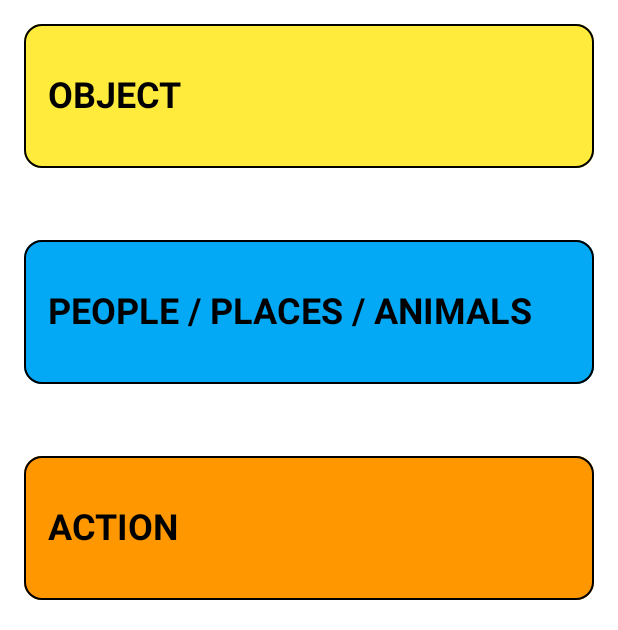
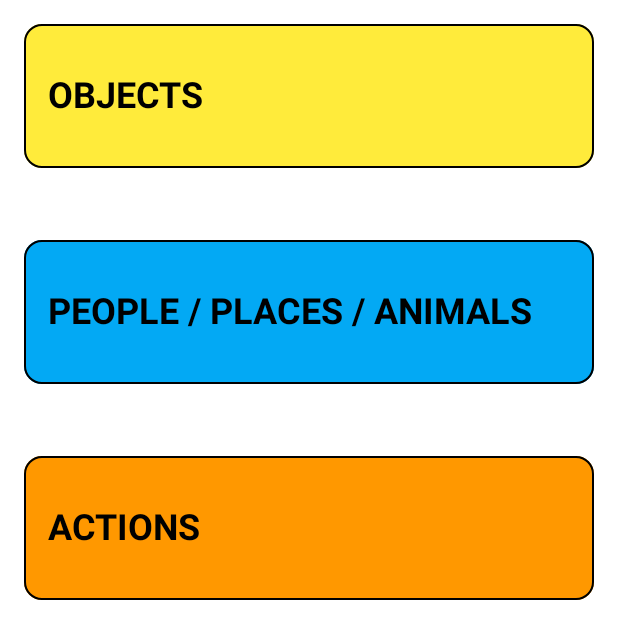
Before and after one commit to bkoruznjak/pictionairre, an Android app built with Jetpack Compose: the screen it shows after launch (MainActivity), on a phone screen of 412 x 824 dp. Shown: the top 630 px of the screen. Run offline under Robolectric (Android 15) with nearby library versions, the phone set to English and light mode, and no system bars.

Commit message:
Implement data store for objects

```diff
--- a/app/src/main/java/hr/flowable/pictionairre/CategoryOverview.kt
+++ b/app/src/main/java/hr/flowable/pictionairre/CategoryOverview.kt
@@ -19,7 +19,6 @@ import androidx.compose.material.Text
 import androidx.compose.runtime.Composable
 import androidx.compose.ui.Alignment
 import androidx.compose.ui.Modifier
-import androidx.compose.ui.draw.clip
 import androidx.compose.ui.graphics.Color
 import androidx.compose.ui.res.stringResource
 import androidx.compose.ui.text.TextStyle
@@ -103,7 +102,8 @@ fun CategoryOverview(
     onClick = { onEvent(Event.GoButtonClicked(category = state.category)) },
     modifier = Modifier
       .fillMaxWidth()
-      .height(56.dp)
+      .height(56.dp),
+    enabled = state.selectedWord.isNotBlank()
   ) {
     Text(
       stringResource(id = R.string.button_go),
--- a/app/src/main/java/hr/flowable/pictionairre/Data.kt
+++ b/app/src/main/java/hr/flowable/pictionairre/Data.kt
@@ -2,7 +2,7 @@ package hr.flowable.pictionairre
 
 object Data {
 
-  val YellowTerms = listOf(
+  val YellowTerms = setOf(
     "Guitar",
     "Bicycle",
     "Umbrella",
--- a/app/src/main/java/hr/flowable/pictionairre/MainActivity.kt
+++ b/app/src/main/java/hr/flowable/pictionairre/MainActivity.kt
@@ -17,6 +17,8 @@ import kotlinx.coroutines.flow.onEach
 class MainActivity : AppCompatActivity() {
 
   private var state: State by mutableStateOf(State(screen = Screen.Home()))
+
+  private val dataStore: DataStore by lazy { PictApp.dataStore }
 
   @Deprecated("Deprecated in Java")
   override fun onBackPressed() {
@@ -70,7 +72,8 @@ class MainActivity : AppCompatActivity() {
       }
       is NavigationIntent.GoToCategoryOverview -> state.copy(
         screen = Screen.CategoryOverview(
-          category = nav.category, words = listOf("Rengo", "Yuumi"),
+          category = nav.category,
+          words = dataStore.getWordPair(nav.category),
           selectedWord = ""
         ),
         navigationIntent = null
--- /dev/null
+++ b/app/src/main/java/hr/flowable/pictionairre/PictApp.kt
@@ -0,0 +1,17 @@
+package hr.flowable.pictionairre
+
+import android.app.Application
+
+class PictApp : Application() {
+
+  override fun onCreate() {
+    super.onCreate()
+    INSTANCE = this
+  }
+
+  companion object {
+    lateinit var INSTANCE: PictApp
+
+    val dataStore: DataStore by lazy { DataStore(context = INSTANCE) }
+  }
+}
--- a/app/src/main/res/values/strings.xml
+++ b/app/src/main/res/values/strings.xml
@@ -1,9 +1,10 @@
 <resources>
   <string name="app_name">Pictionairre</string>
+  <string name="app_name_shared_prefs">PictionairrePrefs</string>
 
-  <string name="category_yellow">Object</string>
+  <string name="category_yellow">Objects</string>
   <string name="category_blue">People / Places / Animals</string>
-  <string name="category_orange">Action</string>
+  <string name="category_orange">Actions</string>
   <string name="category_green">Hard</string>
   <string name="category_red">All</string>
 
```
Also changed, not shown: app/src/main/AndroidManifest.xml (+7 -4 lines), app/src/main/java/hr/flowable/pictionairre/DataStore.kt (added, +63 -0 lines), app/src/main/java/hr/flowable/pictionairre/State.kt (+11 -4 lines).
